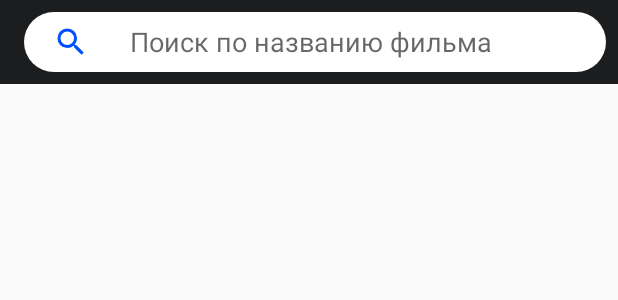
After one commit to theKirill/MovieCatalog, an Android app: the layout toolbar.xml on its own in the app's theme, with its tools: preview values and no code run, on a phone screen of 412 x 824 dp. The commit adds this screen. Shown: the top 300 px of the screen. Run offline under Robolectric (Android 15) with nearby library versions, the phone set to English and light mode, and no system bars.

Commit message:
added toolbar

```diff
--- /dev/null
+++ b/app/src/main/res/drawable/ic_search.xml
@@ -0,0 +1,10 @@
+<vector xmlns:android="http://schemas.android.com/apk/res/android"
+    android:width="24dp"
+    android:height="24dp"
+    android:viewportWidth="24"
+    android:viewportHeight="24">
+  <path
+      android:pathData="M15.502,14h-0.794l-0.276,-0.274A6.47,6.47 0,0 0,16 9.5,6.5 6.5,0 1,0 9.5,16a6.47,6.47 0,0 0,4.225 -1.566l0.276,0.274v0.792l4.998,4.991L20.49,19l-4.988,-5zM9.5,14a4.5,4.5 0,1 1,0 -9,4.5 4.5,0 0,1 0,9z"
+      android:fillColor="#004FFF"
+      android:fillType="evenOdd"/>
+</vector>
--- /dev/null
+++ b/app/src/main/res/drawable/rounded_edittext.xml
@@ -0,0 +1,8 @@
+<?xml version="1.0" encoding="utf-8"?>
+<!--  res/drawable/rounded_edittext.xml -->
+<shape xmlns:android="http://schemas.android.com/apk/res/android"
+       android:shape="rectangle" android:padding="10dp">
+    <solid android:color="@color/colorWhite"/>
+    <corners
+            android:radius="100dp"/>
+</shape>
--- /dev/null
+++ b/app/src/main/res/layout/toolbar.xml
@@ -0,0 +1,20 @@
+<?xml version="1.0" encoding="utf-8"?>
+<android.support.v7.widget.Toolbar
+        xmlns:android="http://schemas.android.com/apk/res/android"
+        android:layout_width="match_parent"
+        android:layout_height="wrap_content"
+        android:id="@+id/toolbar"
+        android:background="@color/colorGrey">
+
+    <EditText
+            android:id="@+id/et_search"
+            android:layout_width="match_parent"
+            android:layout_height="40dp"
+            android:hint="@string/search"
+            android:drawableStart="@drawable/ic_search"
+            android:drawablePadding="27.5dp"
+            android:paddingStart="19dp"
+            android:background="@drawable/rounded_edittext"
+            android:layout_marginEnd="8dp"/>
+
+</android.support.v7.widget.Toolbar>
--- a/app/src/main/res/values/colors.xml
+++ b/app/src/main/res/values/colors.xml
@@ -7,4 +7,5 @@
     <color name="colorWhite">#ffffff</color>
     <color name="colorBlack87">#de000000</color>
     <color name="colorBlack54">#8b000000</color>
+    <color name="colorBlack38">#61000000</color>
 </resources>
--- a/app/src/main/res/values/strings.xml
+++ b/app/src/main/res/values/strings.xml
@@ -1,3 +1,4 @@
 <resources>
     <string name="app_name">MovieCatalog</string>
+    <string name="search">Поиск по названию фильма</string>
 </resources>
```
Also changed, not shown: app/src/main/res/layout/activity_main.xml (+45 -6 lines), app/src/main/res/values/styles.xml (+8 -0 lines).
